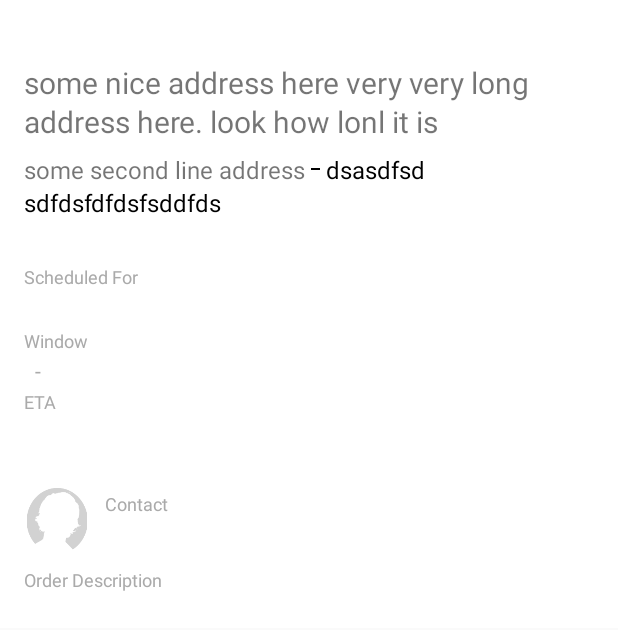
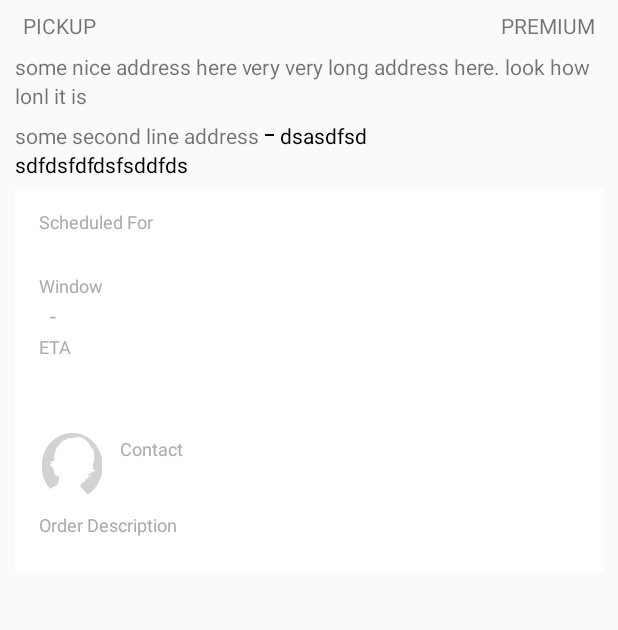
Before and after one commit to bringg/DriverSdkCustomerExample-Android, an Android app: the layout fragment_waypoint_list_header.xml on its own in the app's theme, with its tools: preview values and no code run, on a phone screen of 412 x 824 dp. Shown: the top 630 px of the screen. Run offline under Robolectric (Android 15) with nearby library versions, the phone set to English and light mode, and no system bars.

```diff
--- a/app/src/main/res/layout/fragment_waypoint_list_header.xml
+++ b/app/src/main/res/layout/fragment_waypoint_list_header.xml
@@ -1,71 +1,42 @@
 <?xml version="1.0" encoding="utf-8"?>
 <LinearLayout xmlns:android="http://schemas.android.com/apk/res/android"
-    xmlns:app="http://schemas.android.com/apk/res-auto"
     xmlns:tools="http://schemas.android.com/tools"
     android:layout_width="match_parent"
     android:layout_height="match_parent"
-    android:orientation="vertical">
-
-    <LinearLayout
-        android:layout_width="match_parent"
-        android:layout_height="wrap_content"
-        android:background="@android:color/white"
-        android:orientation="horizontal"
-        android:paddingLeft="@dimen/activity_horizontal_margin"
-        android:paddingRight="@dimen/activity_horizontal_margin">
+    android:orientation="vertical"
+    android:padding="10dp">
 
     <LinearLayout
         android:id="@+id/current_way_point_item"
-            android:layout_width="0dp"
-            android:layout_height="wrap_content"
-            android:layout_weight="1"
-            android:orientation="vertical"
-            android:paddingTop="10dp"
-            android:paddingBottom="10dp">
-
-            <LinearLayout
         android:layout_width="match_parent"
         android:layout_height="wrap_content"
-                android:orientation="horizontal">
+        android:orientation="vertical">
 
-                <!-- pickup/dropoff option -->
-                <LinearLayout
-                    android:id="@+id/way_point_pending_label"
-                    android:layout_width="wrap_content"
+        <FrameLayout
+            android:layout_width="match_parent"
             android:layout_height="wrap_content"
             android:orientation="horizontal"
-                    android:paddingLeft="6dp"
-                    android:paddingTop="3dp"
-                    android:paddingRight="6dp"
-                    android:paddingBottom="3dp">
+            android:paddingStart="5dp"
+            android:paddingEnd="5dp">
 
             <TextView
-                        android:id="@+id/way_point_pending_lable_text"
+                android:id="@+id/way_point_pending_label_text"
                 android:layout_width="wrap_content"
                 android:layout_height="wrap_content"
                 android:includeFontPadding="false"
-                        android:textColor="@android:color/white"
-                        android:textSize="14sp"
+                android:textAllCaps="true"
                 tools:text="PICKUP" />
-                </LinearLayout>
 
             <TextView
                 android:id="@+id/way_point_service_plan_label"
                 android:layout_width="wrap_content"
                 android:layout_height="wrap_content"
+                android:layout_gravity="end"
                 android:layout_marginStart="8dp"
                 android:includeFontPadding="false"
-                    android:paddingLeft="6dp"
-                    android:paddingTop="3dp"
-                    android:paddingRight="6dp"
-                    android:paddingBottom="3dp"
                 android:textAllCaps="true"
-                    android:textColor="@android:color/white"
-                    android:textSize="14sp"
-                    android:visibility="gone"
-                    tools:text="Premium"
-                    tools:visibility="visible" />
-            </LinearLayout>
+                tools:text="Premium" />
+        </FrameLayout>
 
         <!-- address -->
         <TextView
@@ -81,15 +52,13 @@
             android:paddingTop="5dp"
             android:paddingBottom="5dp"
             android:singleLine="false"
-                android:text="some nice address here very very long address here. look how lonl it is"
-                android:textSize="20sp" />
+            tools:text="some nice address here very very long address here. look how lonl it is" />
 
         <LinearLayout
             android:layout_width="wrap_content"
             android:layout_height="wrap_content"
             android:layout_marginTop="2dp"
             android:layout_marginEnd="20dp"
-                android:layout_marginRight="20dp"
             android:orientation="horizontal">
             <!-- second line address -->
             <TextView
@@ -97,8 +66,7 @@
                 android:layout_width="wrap_content"
                 android:layout_height="wrap_content"
                 android:singleLine="false"
-                    android:text="some second line address"
-                    android:textSize="16sp" />
+                tools:text="some second line address" />
 
             <View
                 android:id="@+id/customer_address_divider"
@@ -114,7 +82,6 @@
                 android:layout_width="wrap_content"
                 android:layout_height="wrap_content"
                 android:textColor="@color/black"
-                    android:textSize="16sp"
                 android:textStyle="normal"
                 tools:text="dsasdfsd" />
         </LinearLayout>
@@ -125,11 +92,9 @@
             android:layout_height="wrap_content"
             android:layout_marginBottom="6dp"
             android:textColor="@color/black"
-                android:textSize="16sp"
             android:textStyle="normal"
             tools:text="sdfdsfdfdsfsddfds" />
 
-        </LinearLayout>
     </LinearLayout>
 
     <include
@@ -137,18 +102,17 @@
         android:layout_width="match_parent"
         android:layout_height="wrap_content" />
 
-    <LinearLayout
-        android:id="@+id/customer_phones_layout"
-        android:layout_width="match_parent"
-        android:layout_height="wrap_content"
-        android:orientation="vertical">
-
     <include
         android:id="@+id/customer_title"
         layout="@layout/layout_way_point_title" />
-    </LinearLayout>
 
     <include
         android:id="@+id/waypoint_description_layout"
         layout="@layout/layout_way_point_description" />
+
+    <FrameLayout
+        android:id="@+id/inventory_list"
+        android:layout_width="match_parent"
+        android:layout_height="200dp"
+        android:layout_marginTop="5dp" />
 </LinearLayout>
--- a/app/src/main/res/layout/layout_inventory_pricing.xml
+++ b/app/src/main/res/layout/layout_inventory_pricing.xml
@@ -7,7 +7,7 @@
     android:clickable="false"
     android:focusableInTouchMode="false"
     android:paddingStart="12dp"
-    android:paddingLeft="12dp">
+    android:paddingEnd="12dp">
 
     <TextView
         android:id="@+id/title"
--- a/app/src/main/res/layout/layout_way_point_description.xml
+++ b/app/src/main/res/layout/layout_way_point_description.xml
@@ -1,7 +1,5 @@
 <?xml version="1.0" encoding="utf-8"?>
-
 <LinearLayout xmlns:android="http://schemas.android.com/apk/res/android"
-    xmlns:app="http://schemas.android.com/apk/res-auto"
     xmlns:tools="http://schemas.android.com/tools"
     android:layout_width="match_parent"
     android:layout_height="wrap_content"
@@ -12,7 +10,6 @@
     android:paddingRight="@dimen/activity_horizontal_margin"
     android:paddingBottom="5dp">
 
-
     <TextView
         android:id="@+id/way_point_description"
         android:layout_width="wrap_content"
@@ -20,7 +17,7 @@
         android:includeFontPadding="false"
         android:text="@string/order_description"
         android:textColor="@android:color/darker_gray"
-        android:textSize="12sp"/>
+        android:textSize="12sp" />
 
     <TextView
         android:id="@+id/way_point_description_text"
```
Also changed, not shown: app/src/main/java/com/bringg/example/CustomerActivity.kt (+20 -3 lines), app/src/main/java/com/bringg/example/ui/WaypointView.kt (+8 -11 lines), app/src/main/res/layout/activity_customer.xml (+11 -6 lines), app/src/main/res/layout/fragment_way_point.xml (+1 -32 lines), app/src/main/res/layout/way_point_notes_inventory_header.xml (deleted, +0 -21 lines). Lines whose indentation alone changed are shown as unchanged.
